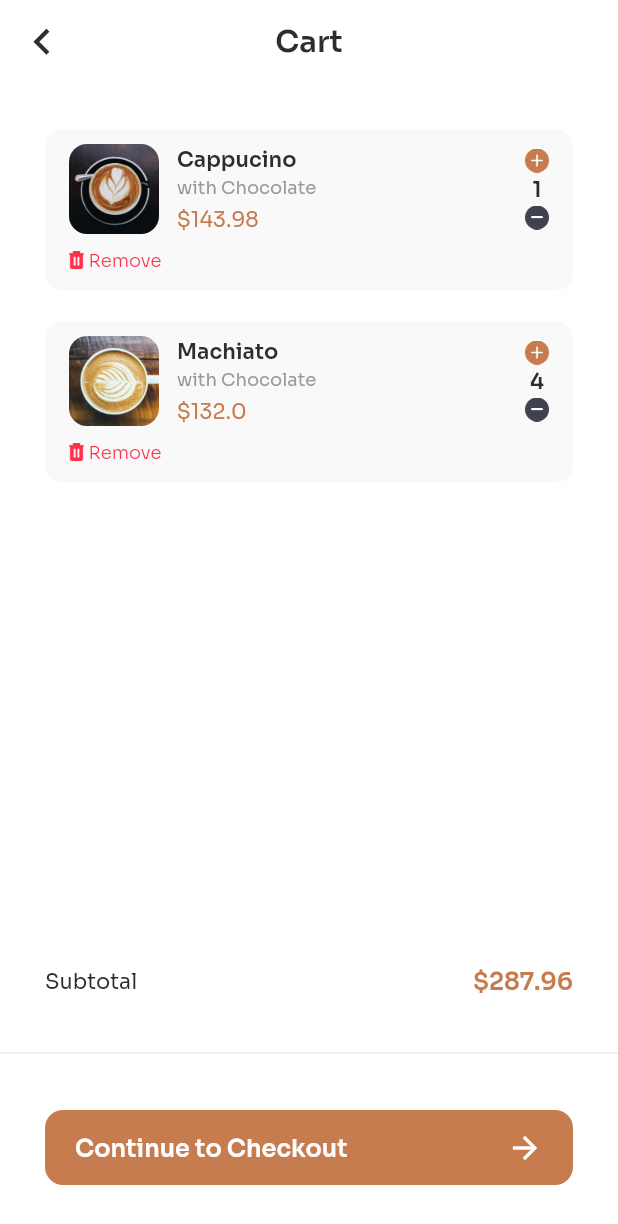
After one commit to trihadi17/coffee, a Flutter app: the CartPage screen opened by its route, on a phone screen of 412 x 824 dp. The commit adds this screen. Shown: the top 1224 px of the screen. Run offline on Flutter 3.47's test engine with Material 2 defaults, Android fonts, the phone set to English and light mode, and no system bars; our stand-ins replace fluttertoast, google_fonts.

Commit message:
Cart Page

```diff
--- a/lib/main.dart
+++ b/lib/main.dart
@@ -8,6 +8,7 @@ import 'pages/signup_page.dart';
 import 'pages/main_page.dart';
 import 'pages/home_page.dart';
 import 'pages/detail_page.dart';
+import 'pages/cart_page.dart';
 
 void main() {
   runApp(CoffeeApp());
@@ -26,6 +27,7 @@ class CoffeeApp extends StatelessWidget {
         '/main': (context) => MainPage(),
         '/home': (context) => HomePage(),
         '/detail': (context) => DetailPage(),
+        '/cart': (context) => CartPage(),
       },
     );
   }
--- /dev/null
+++ b/lib/pages/cart_page.dart
@@ -0,0 +1,197 @@
+import 'package:flutter/material.dart';
+
+// Theme
+import 'package:coffee/theme.dart';
+
+// Widget
+import 'package:coffee/widgets/cart_card.dart';
+import 'package:google_fonts/google_fonts.dart';
+
+class CartPage extends StatelessWidget {
+  const CartPage({Key? key}) : super(key: key);
+
+  @override
+  Widget build(BuildContext context) {
+    // EMPTY CART
+    Widget emptyCart() {
+      return Center(
+        child: Column(
+          mainAxisAlignment: MainAxisAlignment.center,
+          children: [
+            Image.asset(
+              'assets/icon_cart.png',
+              width: 79,
+            ),
+            SizedBox(
+              height: 31,
+            ),
+            Text(
+              "You don't have dream coffee ?",
+              style: blackTextStyle.copyWith(
+                fontSize: 16,
+              ),
+            ),
+            SizedBox(
+              height: 16,
+            ),
+            Text(
+              "Let's find tour favorite coffee",
+              style: greyTextStyle,
+            ),
+            SizedBox(
+              height: 23,
+            ),
+            Container(
+              width: 165,
+              height: 44,
+              child: TextButton(
+                onPressed: () {
+                  Navigator.pushNamed(context, '/main');
+                },
+                style: TextButton.styleFrom(
+                    backgroundColor: brownColor,
+                    shape: RoundedRectangleBorder(
+                      borderRadius: BorderRadius.circular(12),
+                    )),
+                child: Text(
+                  'Explore Coffee',
+                  style: whiteTextStyle,
+                ),
+              ),
+            )
+          ],
+        ),
+      );
+    }
+
+    Widget content() {
+      return ListView(
+        padding: EdgeInsets.symmetric(
+          horizontal: 30,
+        ),
+        children: [
+          SizedBox(
+            height: 30,
+          ),
+          CartCard(
+            imageUrl: 'assets/coffe_image1.png',
+            name: 'Cappucino',
+            subname: 'with Chocolate',
+            price: 143.98,
+            quantity: 1,
+          ),
+          CartCard(
+            imageUrl: 'assets/coffe_image2.png',
+            name: 'Machiato',
+            subname: 'with Chocolate',
+            price: 132.0,
+            quantity: 4,
+          ),
+        ],
+      );
+    }
+
+    Widget customBottomNav() {
+      return Container(
+        height: 180,
+        color: whiteColor,
+        child: Column(
+          children: [
+            Container(
+              margin: EdgeInsets.symmetric(horizontal: 30),
+              child: Row(
+                mainAxisAlignment: MainAxisAlignment.spaceBetween,
+                children: [
+                  Text(
+                    'Subtotal',
+                    style: GoogleFonts.sora(
+                      fontSize: 14,
+                      color: blackColor,
+                    ),
+                  ),
+                  Text(
+                    '\$287.96',
+                    style: GoogleFonts.sora(
+                      color: brownColor,
+                      fontWeight: semiBold,
+                      fontSize: 16,
+                    ),
+                  ),
+                ],
+              ),
+            ),
+            SizedBox(
+              height: 30,
+            ),
+            Divider(
+              color: Color(0xffEAEAEA),
+              thickness: 1,
+            ),
+            SizedBox(
+              height: 30,
+            ),
+            Container(
+              height: 50,
+              margin: EdgeInsets.symmetric(horizontal: 30),
+              child: TextButton(
+                onPressed: () {},
+                style: TextButton.styleFrom(
+                  shape: RoundedRectangleBorder(
+                    borderRadius: BorderRadius.circular(12),
+                  ),
+                  backgroundColor: brownColor,
+                  // ADA PADDING DI BUTTON
+                  padding: EdgeInsets.symmetric(horizontal: 20),
+                ),
+                child: Row(
+                  mainAxisAlignment: MainAxisAlignment.spaceBetween,
+                  children: [
+                    Text(
+                      'Continue to Checkout',
+                      style: whiteTextStyle.copyWith(
+                        fontSize: 16,
+                      ),
+                    ),
+                    Icon(
+                      Icons.arrow_forward,
+                      color: whiteColor,
+                    ),
+                  ],
+                ),
+              ),
+            ),
+          ],
+        ),
+      );
+    }
+
+    return Scaffold(
+      backgroundColor: whiteColor,
+      appBar: AppBar(
+        // menghilang tombol back default
+        automaticallyImplyLeading: false,
+        elevation: 0,
+        backgroundColor: whiteColor,
+        centerTitle: true,
+
+        //* MEMBUAT LEADING DAN TITLE CUSTOM
+        leading: GestureDetector(
+          onTap: () {
+            Navigator.pop(context);
+          },
+          child: Icon(
+            Icons.chevron_left_outlined,
+            color: blackColor,
+            size: 35,
+          ),
+        ),
+        title: Text(
+          'Cart',
+          style: blackTextStyle,
+        ),
+      ),
+      body: content(),
+      bottomNavigationBar: customBottomNav(),
+    );
+  }
+}
--- a/lib/pages/detail_page.dart
+++ b/lib/pages/detail_page.dart
@@ -6,6 +6,9 @@ import 'package:google_fonts/google_fonts.dart';
 
 // Widget
 import 'package:coffee/widgets/size_product.dart';
+
+// Pages
+import 'package:coffee/pages/cart_page.dart';
 
 class DetailPage extends StatefulWidget {
   @override
@@ -86,10 +89,20 @@ class _DetailPageState extends State<DetailPage> {
                             borderRadius: BorderRadius.circular(12),
                           ),
                         ),
-                        child: Text(
-                          'View My Order',
-                          style: whiteTextStyle.copyWith(
-                            fontSize: 16,
+                        child: GestureDetector(
+                          onTap: () {
+                            Navigator.push(
+                              context,
+                              MaterialPageRoute(
+                                builder: (context) => CartPage(),
+                              ),
+                            );
+                          },
+                          child: Text(
+                            'View My Cart',
+                            style: whiteTextStyle.copyWith(
+                              fontSize: 16,
+                            ),
                           ),
                         ),
                       ),
--- a/lib/pages/home_page.dart
+++ b/lib/pages/home_page.dart
@@ -31,7 +31,6 @@ class _HomePageState extends State<HomePage> {
 
     Future.delayed(Duration(seconds: 2), () {
       setState(() {
-        selectedCategoryCoffee = select;
         isLoading = false;
       });
     });
@@ -50,9 +49,9 @@ class _HomePageState extends State<HomePage> {
           Container(
             margin: EdgeInsets.symmetric(horizontal: 30),
             child: Row(
-              mainAxisAlignment: MainAxisAlignment.spaceBetween,
               children: [
-                Column(
+                Expanded(
+                  child: Column(
                     crossAxisAlignment: CrossAxisAlignment.start,
                     children: [
                       Text(
@@ -85,6 +84,20 @@ class _HomePageState extends State<HomePage> {
                         ],
                       ),
                     ],
+                  ),
+                ),
+                GestureDetector(
+                  onTap: () {
+                    Navigator.pushNamed(context, '/cart');
+                  },
+                  child: Icon(
+                    Icons.shopping_cart_outlined,
+                    color: whiteColor,
+                    size: 25,
+                  ),
+                ),
+                SizedBox(
+                  width: 10,
                 ),
                 Container(
                   width: 44,
--- a/lib/pages/main_page.dart
+++ b/lib/pages/main_page.dart
@@ -6,7 +6,7 @@ import '../theme.dart';
 // Pages
 import 'home_page.dart';
 import 'wishlist_page.dart';
-import 'checkout_page.dart';
+import 'order_page.dart';
 import 'notification_page.dart';
 
 class MainPage extends StatefulWidget {
@@ -27,7 +27,7 @@ class _MainPageState extends State<MainPage> {
       case 1:
         return WishlistPage();
       case 2:
-        return CheckoutPage();
+        return OrderPage();
       case 3:
         return NotificationPage();
       default:
--- /dev/null
+++ b/lib/pages/order_page.dart
@@ -0,0 +1,17 @@
+import 'package:flutter/material.dart';
+
+// Theme
+import 'package:coffee/theme.dart';
+
+class OrderPage extends StatelessWidget {
+  const OrderPage({Key? key}) : super(key: key);
+
+  @override
+  Widget build(BuildContext context) {
+    return Scaffold(
+      body: Center(
+        child: Text('Order Page'),
+      ),
+    );
+  }
+}
--- /dev/null
+++ b/lib/widgets/cart_card.dart
@@ -0,0 +1,146 @@
+import 'package:flutter/material.dart';
+
+// Theme
+import 'package:coffee/theme.dart';
+import 'package:google_fonts/google_fonts.dart';
+
+class CartCard extends StatelessWidget {
+  final String imageUrl;
+  final String name;
+  final String subname;
+  final double price;
+  final int quantity;
+
+  const CartCard({
+    Key? key,
+    required this.imageUrl,
+    required this.name,
+    required this.subname,
+    required this.price,
+    required this.quantity,
+  }) : super(key: key);
+
+  @override
+  Widget build(BuildContext context) {
+    return Container(
+      height: 108,
+      padding: EdgeInsets.symmetric(
+        horizontal: 16,
+        vertical: 10,
+      ),
+      margin: EdgeInsets.only(bottom: 20),
+      decoration: BoxDecoration(
+        color: Color(0xffF9F9F9),
+        borderRadius: BorderRadius.circular(12),
+      ),
+      child: Column(
+        children: [
+          Row(
+            children: [
+              ClipRRect(
+                borderRadius: BorderRadius.circular(12),
+                child: Image.asset(
+                  '${imageUrl}',
+                  width: 60,
+                  height: 60,
+                  fit: BoxFit.cover,
+                ),
+              ),
+              SizedBox(
+                width: 12,
+              ),
+              Expanded(
+                child: Column(
+                  crossAxisAlignment: CrossAxisAlignment.start,
+                  children: [
+                    Text(
+                      '${name}',
+                      style: blackTextStyle.copyWith(
+                        fontSize: 14,
+                      ),
+                    ),
+                    SizedBox(
+                      height: 2,
+                    ),
+                    Text(
+                      '${subname}',
+                      style: greyTextStyle.copyWith(
+                        fontSize: 12,
+                      ),
+                    ),
+                    SizedBox(
+                      height: 5,
+                    ),
+                    Text(
+                      '\$${price}',
+                      style: GoogleFonts.sora(
+                        fontSize: 14,
+                        color: brownColor,
+                      ),
+                    ),
+                  ],
+                ),
+              ),
+              Column(
+                children: [
+                  GestureDetector(
+                    onTap: () {
+                      print('${quantity + 1}');
+                    },
+                    child: Image.asset(
+                      'assets/icon_plus.png',
+                      width: 16,
+                      height: 16,
+                    ),
+                  ),
+                  SizedBox(
+                    height: 2,
+                  ),
+                  Text(
+                    '${quantity}',
+                    style: blackTextStyle,
+                  ),
+                  SizedBox(
+                    height: 2,
+                  ),
+                  GestureDetector(
+                    onTap: () {
+                      print('${quantity - 1}');
+                    },
+                    child: Image.asset(
+                      'assets/icon_minus.png',
+                      width: 16,
+                      height: 16,
+                    ),
+                  ),
+                ],
+              )
+            ],
+          ),
+          SizedBox(
+            height: 10,
+          ),
+          Row(
+            children: [
+              Image.asset(
+                'assets/icon_remove.png',
+                width: 10,
+              ),
+              SizedBox(
+                width: 3,
+              ),
+              Text(
+                'Remove',
+                style: GoogleFonts.sora(
+                  color: redColor,
+                  fontSize: 12,
+                  fontWeight: light,
+                ),
+              )
+            ],
+          )
+        ],
+      ),
+    );
+  }
+}
```
Also changed, not shown: assets/icon_cart.png (added), assets/icon_minus.png (added), assets/icon_plus.png (added), assets/icon_remove.png (added). Lines whose indentation alone changed are shown as unchanged.
